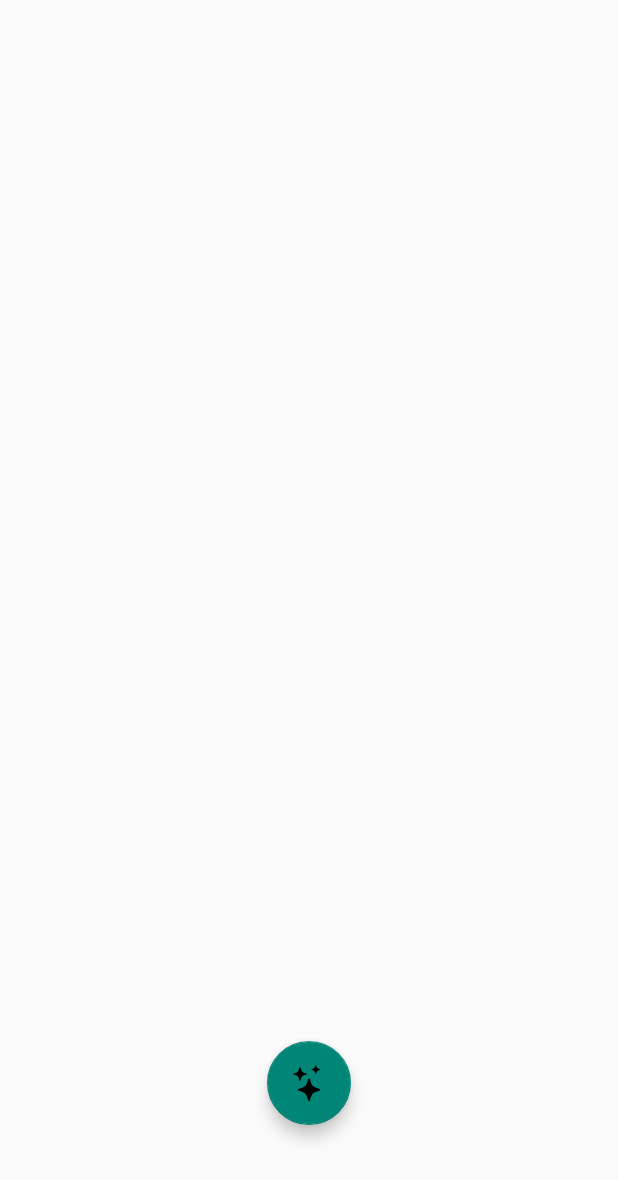
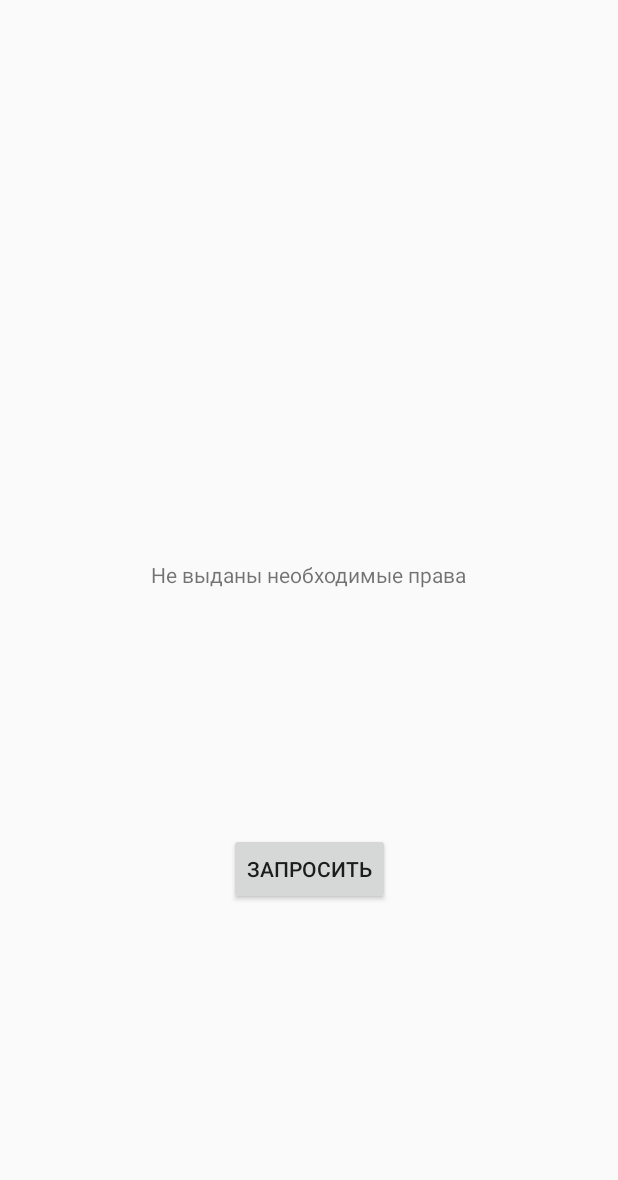
Before and after one commit to OverHome/PARKulting, an Android app: the layout fragment_camera.xml on its own in the app's theme, with its tools: preview values and no code run, on a phone screen of 412 x 824 dp. Shown: the top 1180 px of the screen. Run offline under Robolectric (Android 15) with nearby library versions, the phone set to English and light mode, and no system bars.

Commit message:
запрос разрешений

```diff
--- a/app/src/main/java/com/over/parkulting/App.java
+++ b/app/src/main/java/com/over/parkulting/App.java
@@ -3,12 +3,9 @@ package com.over.parkulting;
 import android.app.Application;
 import android.content.Intent;
 import android.content.SharedPreferences;
-import android.os.SystemClock;
 import android.preference.PreferenceManager;
 
 import com.over.parkulting.activity.Intro;
-
-import java.util.concurrent.TimeUnit;
 
 public class App extends Application {
 
--- a/app/src/main/java/com/over/parkulting/tools/permission/PermissionCallback.java
+++ b/app/src/main/java/com/over/parkulting/tools/permission/PermissionCallback.java
@@ -3,6 +3,7 @@ package com.over.parkulting.tools.permission;
 import android.content.Context;
 
 public interface PermissionCallback {
-    public void onPermissionGranted();
-    public void onPermissionDenied();
+    void onPermissionGranted();
+    void onPermissionDenied();
+    void onPermissionDeniedByTheUser();
 }
--- a/app/src/main/res/layout/fragment_camera.xml
+++ b/app/src/main/res/layout/fragment_camera.xml
@@ -15,5 +15,35 @@
         android:layout_marginBottom="16dp"
         android:clickable="true"
         android:contentDescription="@string/app_name"
-        android:src="@drawable/ic_stars" />
+        android:src="@drawable/ic_stars"
+        tools:visibility="invisible" />
+
+    <androidx.constraintlayout.widget.ConstraintLayout
+        android:id="@+id/permcameradenine"
+        android:layout_width="match_parent"
+        android:layout_height="match_parent"
+        android:visibility="invisible"
+        tools:visibility="visible">
+
+        <TextView
+            android:id="@+id/textv"
+            android:layout_width="wrap_content"
+            android:layout_height="wrap_content"
+            android:text="@string/permissiondeninetext"
+            app:layout_constraintBottom_toBottomOf="parent"
+            app:layout_constraintEnd_toEndOf="parent"
+            app:layout_constraintHorizontal_bias="0.498"
+            app:layout_constraintStart_toStartOf="parent"
+            app:layout_constraintTop_toTopOf="parent" />
+
+        <Button
+            android:id="@+id/btn_reg_camera"
+            android:layout_width="wrap_content"
+            android:layout_height="wrap_content"
+            android:text="@string/req"
+            app:layout_constraintBottom_toBottomOf="parent"
+            app:layout_constraintEnd_toEndOf="parent"
+            app:layout_constraintStart_toStartOf="parent"
+            app:layout_constraintTop_toBottomOf="@+id/textv" />
+    </androidx.constraintlayout.widget.ConstraintLayout>
 </FrameLayout>
--- a/app/src/main/res/values/strings.xml
+++ b/app/src/main/res/values/strings.xml
@@ -109,5 +109,7 @@
     </string>
     <!-- TODO: Remove or change this placeholder text -->
     <string name="hello_blank_fragment">Hello blank fragment</string>
+    <string name="permissiondeninetext">Не выданы необходимые права</string>
+    <string name="req">Запросить</string>
 
 </resources>
```
Also changed, not shown: app/src/main/java/com/over/parkulting/activity/MasterActivity.java (+9 -0 lines), app/src/main/java/com/over/parkulting/fragment/GalleryFragment.java (+32 -6 lines), app/src/main/java/com/over/parkulting/fragment/RecognizeFragment.java (+29 -10 lines), app/src/main/java/com/over/parkulting/tools/permission/PermissionTool.java (+41 -5 lines), app/src/main/res/layout/fragment_gallery.xml (+32 -1 lines).
